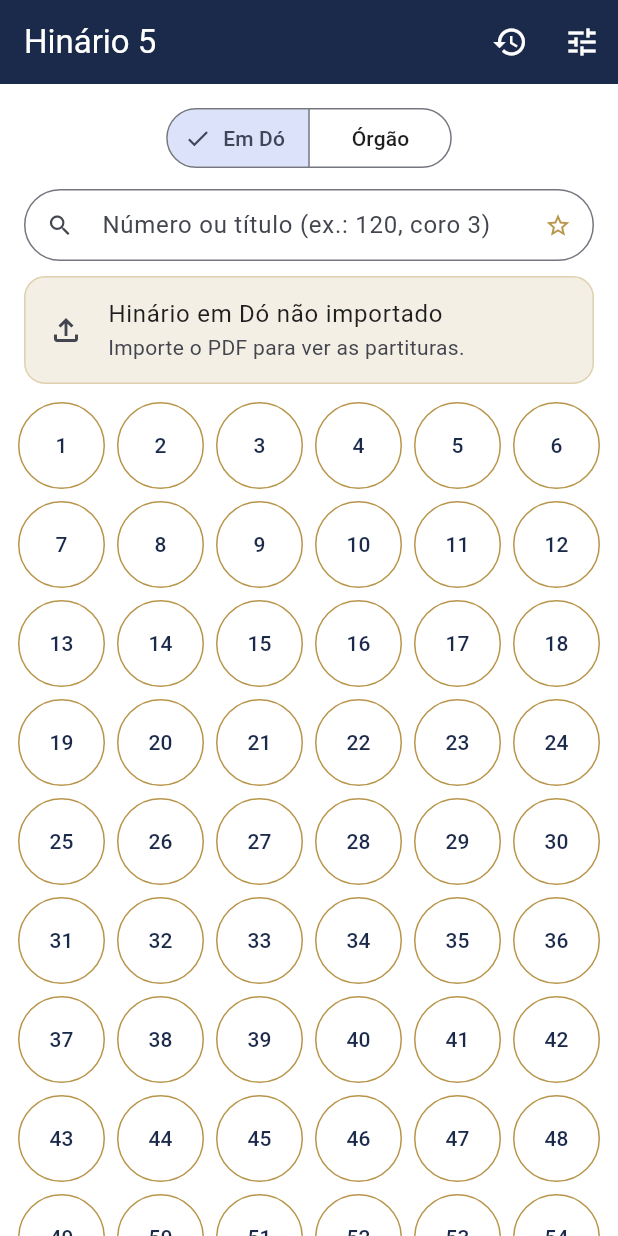
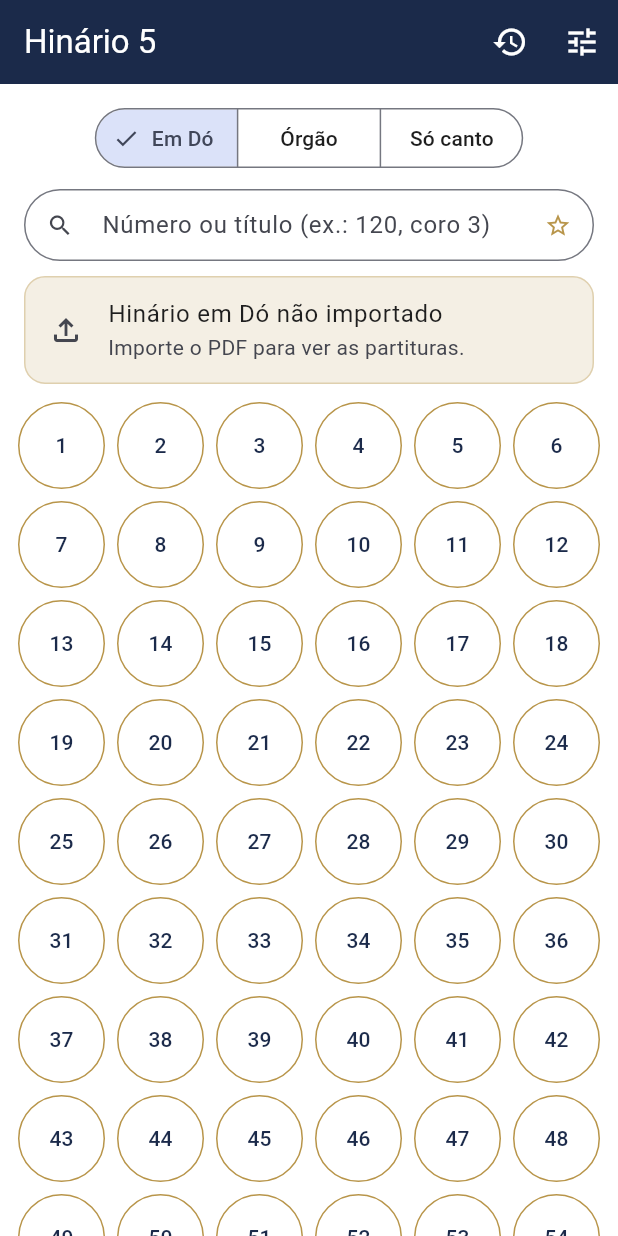
Before and after one commit to RodrigoCocchi/teste, a Flutter app: the HymnalScreen screen opened directly, on a phone screen of 412 x 824 dp. Run offline on Flutter 3.47's test engine with Material 3 defaults, Android fonts, the phone set to English and light mode, and no system bars; our stand-ins replace audioplayers, file_picker, flutter_local_notifications, flutter_timezone, flutter_tts, geocoding and 7 more; missing offline and left inert: android_intent_plus, home_widget, pdfx, record, syncfusion_flutter_pdf; accounts and stored records are empty; network calls fail.

Commit message:
Hinário 5 só canto: baixado no celular a partir do link do Google Drive, com seleção no hinário e verificação da fonte
Co-Authored-By: Claude Opus 5.5 <noreply@anthropic.com>
Claude-Session: https://claude.ai/code/session_01PoTMMqAThPNSDC2u9Reb8X

```diff
--- a/lib/data/hymn_repository.dart
+++ b/lib/data/hymn_repository.dart
@@ -22,8 +22,9 @@ class Hymns {
   static const hymnCount = 480;
   static const choirCount = 6;
   static const total = hymnCount + choirCount;
-  static const docs = ['do', 'orgao'];
-  static String docLabel(String doc) => doc == 'do' ? 'Hinário em Dó' : 'Hinário para órgão';
+  static const docs = ['do', 'orgao', 'canto'];
+  static String docLabel(String doc) =>
+      switch (doc) { 'orgao' => 'Hinário para órgão', 'canto' => 'Hinário só canto', _ => 'Hinário em Dó' };
 }
 
 /// Mapeamento linear: hino 1 na página [firstPage], [pagesPerHymn] por hino;
--- a/lib/screens/documents_screen.dart
+++ b/lib/screens/documents_screen.dart
@@ -282,6 +282,7 @@ class _DocumentsScreenState extends State<DocumentsScreen> {
           const SectionTitle('Hinário 5'),
           _docTile(DocKind.hymnalDo),
           _docTile(DocKind.hymnalOrgao),
+          _docTile(DocKind.hymnalCanto),
           const Padding(
             padding: EdgeInsets.all(16),
             child: Text(
--- a/lib/screens/hymnal_screen.dart
+++ b/lib/screens/hymnal_screen.dart
@@ -110,6 +110,7 @@ class _HymnalScreenState extends State<HymnalScreen> {
                     segments: const [
                       ButtonSegment(value: 'do', label: Text('Em Dó')),
                       ButtonSegment(value: 'orgao', label: Text('Órgão')),
+                      ButtonSegment(value: 'canto', label: Text('Só canto')),
                     ],
                     selected: {doc},
                     onSelectionChanged: (s) => app.settings.hymnDoc = s.first,
--- a/lib/services/documents.dart
+++ b/lib/services/documents.dart
@@ -8,13 +8,14 @@ import 'package:shared_preferences/shared_preferences.dart';
 enum DocKind {
   bible('bible', 'Bíblia ARC 1969'),
   hymnalDo('do', 'Hinário 5 — em Dó'),
-  hymnalOrgao('orgao', 'Hinário 5 — para órgão');
+  hymnalOrgao('orgao', 'Hinário 5 — para órgão'),
+  hymnalCanto('canto', 'Hinário 5 — só canto');
 
   const DocKind(this.key, this.label);
   final String key;
   final String label;
 
-  static DocKind hymnal(String doc) => doc == 'orgao' ? hymnalOrgao : hymnalDo;
+  static DocKind hymnal(String doc) => switch (doc) { 'orgao' => hymnalOrgao, 'canto' => hymnalCanto, _ => hymnalDo };
 }
 
 class DocInfo {
--- a/lib/services/settings.dart
+++ b/lib/services/settings.dart
@@ -46,7 +46,7 @@ class Settings extends ChangeNotifier {
     notifyListeners();
   }
 
-  /// Hinário preferido: 'do' ou 'orgao'.
+  /// Hinário preferido: 'do', 'orgao' ou 'canto'.
   String get hymnDoc => _prefs.getString('hymnDoc') ?? 'do';
   set hymnDoc(String d) {
     _prefs.setString('hymnDoc', d);
--- a/lib/services/setup_service.dart
+++ b/lib/services/setup_service.dart
@@ -32,8 +32,9 @@ class SetupService extends ChangeNotifier {
   final bibleIndex = SetupStep('Organizar livros, capítulos e versículos');
   final doDownload = SetupStep('Baixar o Hinário 5 em Dó');
   final orgaoDownload = SetupStep('Baixar o Hinário 5 para órgão');
+  final cantoDownload = SetupStep('Baixar o Hinário 5 só canto');
 
-  List<SetupStep> get steps => [bibleDownload, bibleIndex, doDownload, orgaoDownload];
+  List<SetupStep> get steps => [bibleDownload, bibleIndex, doDownload, orgaoDownload, cantoDownload];
 
   /// Desligado nos testes de interface (sem rede).
   static bool autoStart = true;
@@ -48,7 +49,8 @@ class SetupService extends ChangeNotifier {
       !_app.documents.has(DocKind.bible) ||
       !_app.hasBibleText ||
       !_app.documents.has(DocKind.hymnalDo) ||
-      !_app.documents.has(DocKind.hymnalOrgao);
+      !_app.documents.has(DocKind.hymnalOrgao) ||
+      !_app.documents.has(DocKind.hymnalCanto);
 
   bool get finished => steps.every((s) => s.state == SetupState.done);
 
@@ -83,7 +85,11 @@ class SetupService extends ChangeNotifier {
       if (_app.documents.has(DocKind.bible) && !_app.hasBibleText) {
         await _withRetry(bibleIndex, () => indexBible(step: bibleIndex), attempts: 1);
       }
-      for (final (kind, step) in [(DocKind.hymnalDo, doDownload), (DocKind.hymnalOrgao, orgaoDownload)]) {
+      for (final (kind, step) in [
+        (DocKind.hymnalDo, doDownload),
+        (DocKind.hymnalOrgao, orgaoDownload),
+        (DocKind.hymnalCanto, cantoDownload),
+      ]) {
         if (!_app.documents.has(kind)) {
           await _withRetry(step, () => download(kind, step: step));
         }
@@ -100,6 +106,7 @@ class SetupService extends ChangeNotifier {
     if (_app.hasBibleText) _update(bibleIndex, SetupState.done, '${_app.verseCount} versículos');
     if (_app.documents.has(DocKind.hymnalDo)) _update(doDownload, SetupState.done, 'Concluído');
     if (_app.documents.has(DocKind.hymnalOrgao)) _update(orgaoDownload, SetupState.done, 'Concluído');
+    if (_app.documents.has(DocKind.hymnalCanto)) _update(cantoDownload, SetupState.done, 'Concluído');
   }
 
   Future<void> _withRetry(SetupStep step, Future<void> Function() task, {int attempts = 4}) async {
--- a/lib/services/source_downloader.dart
+++ b/lib/services/source_downloader.dart
@@ -11,6 +11,8 @@ const Map<DocKind, String> officialSources = {
       'https://cemaad.org.br/wp-content/uploads/2023/01/Biblia-Almeida-Revista-e-Corrigida-1969.pdf',
   DocKind.hymnalDo: 'https://www.ccbempdf.com/2021/06/hinario-n5-ccb-do-em-pdf.html',
   DocKind.hymnalOrgao: 'https://www.ccbempdf.com/2021/07/hinario-n5-ccb-orgao-em-pdf.html',
+  // Link do Google Drive indicado pelo usuário.
+  DocKind.hymnalCanto: 'https://drive.google.com/file/d/1C5lUn5MXrSg20HrfgoQw5cppFiVGhpMQ/view',
 };
 
 class DownloadProgress {
```
Also changed, not shown: lib/screens/hymn_viewer_screen.dart (+4 -3 lines), tool/source_check_test.dart (+10 -1 lines), 1 other file.
